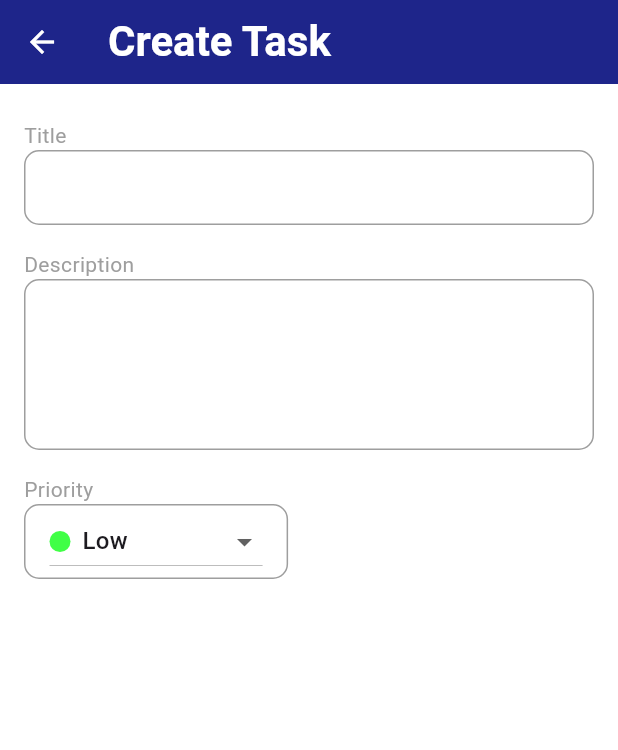
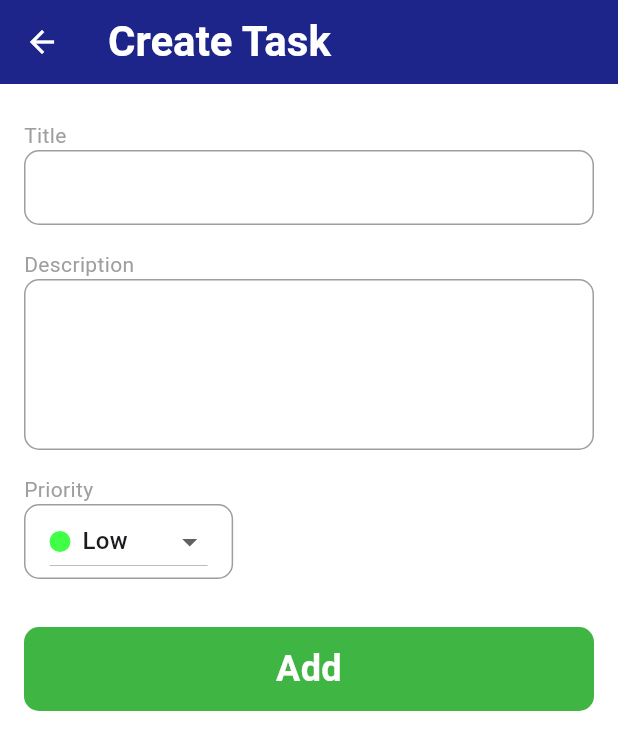
Before and after one commit to Guilherme-Calland/fibbo_gerenciador_de_tarefas, a Flutter app: the CreateTaskPage screen opened by its route, on a phone screen of 412 x 824 dp. Shown: the top 750 px of the screen. Run offline on Flutter 3.47's test engine with Material 3 defaults, Android fonts, the phone set to English and light mode, and no system bars; our stand-ins replace dartz, dio, equatable; network calls fail.

Commit message:
create task form

```diff
--- a/lib/features/tasks/presentation/screens/create_task_page.dart
+++ b/lib/features/tasks/presentation/screens/create_task_page.dart
@@ -1,11 +1,10 @@
 import 'package:flutter/material.dart';
 import 'package:gerenciador_de_tarefas/core/constants/colors.dart';
-import 'package:gerenciador_de_tarefas/core/constants/decorations.dart';
-import 'package:gerenciador_de_tarefas/core/enums/priority.dart';
 import 'package:gerenciador_de_tarefas/features/tasks/domain/entities/task.dart';
 import 'package:gerenciador_de_tarefas/features/tasks/presentation/providers/create_task_provider.dart';
 import 'package:gerenciador_de_tarefas/features/tasks/presentation/widgets/app_text_input_field.dart';
-import 'package:gerenciador_de_tarefas/features/tasks/presentation/widgets/priority_widget.dart';
+import 'package:gerenciador_de_tarefas/features/tasks/presentation/widgets/priority_dropdown.dart';
+import 'package:gerenciador_de_tarefas/features/tasks/presentation/widgets/wide_button.dart';
 import 'package:provider/provider.dart';
 
 class CreateTaskPage extends StatelessWidget {
@@ -35,7 +34,8 @@ class CreateTaskPage extends StatelessWidget {
         padding: const EdgeInsets.symmetric(horizontal: 16.0),
         child: Consumer<CreateTaskProvider>(
           builder: (context, provider, _) {
-            return Column(
+            return SingleChildScrollView(
+              child: Column(
                 crossAxisAlignment: CrossAxisAlignment.start,
                 children: [
                   const SizedBox(height: 24.0),
@@ -53,34 +53,20 @@ class CreateTaskPage extends StatelessWidget {
                   ),
                   const SizedBox(height: 16.0),
                   const Text("Priority", style: TextStyle(color: AppColors.borderColor),),
-                Container(
-                  padding: const EdgeInsets.symmetric(horizontal: 16.0),
-                  decoration: BoxDecoration(
-                    borderRadius: AppDecorations.borderRadiusSmall,
-                    border: Border.all(color: AppColors.borderColor)
+                  ProrityDropdown(
+                    value: provider.priority,
+                    onChanged: provider.onPriorityChanged,
                   ),
-                  child: DropdownButton<TaskPriority>(
-                    dropdownColor: AppColors.backgroundColor,
-                    elevation: 0,
-                    value: provider.priority,
-                    hint: const Text('Select an option'),
-                    items: TaskPriority.values
-                        .map<DropdownMenuItem<TaskPriority>>((TaskPriority value) {
-                      return DropdownMenuItem<TaskPriority>(
-                        value: value,
-                        child: Row(
-                          children: [
-                            PriorityWidget(value),
-                            const SizedBox(width: 8.0),
-                            Text(value.label),
+                  const SizedBox(height: 32.0),
+                  WideButton(
+                    height: 56,
+                    fontSize: 24,
+                    label: task == null ? 'Add' : 'Edit',
+                    onTap: () {},
+                    color: AppColors.addHighlight,
+                  )
               ],
               ),
-                      );
-                    }).toList(),
-                    onChanged: provider.onPriorityChanged,
-                  ),
-                ),
-              ],
             );
           }
         ),
--- /dev/null
+++ b/lib/features/tasks/presentation/widgets/priority_dropdown.dart
@@ -0,0 +1,47 @@
+
+import 'package:flutter/material.dart';
+import 'package:gerenciador_de_tarefas/core/constants/colors.dart';
+import 'package:gerenciador_de_tarefas/core/constants/decorations.dart';
+import 'package:gerenciador_de_tarefas/core/enums/priority.dart';
+import 'package:gerenciador_de_tarefas/features/tasks/presentation/widgets/priority_widget.dart';
+
+class ProrityDropdown extends StatelessWidget {
+  const ProrityDropdown({
+    super.key,
+    required this.value,
+    required this.onChanged,
+  });
+
+  final TaskPriority value;
+  final Function(TaskPriority?) onChanged;
+
+  @override
+  Widget build(BuildContext context) {
+    return Container(
+      padding: const EdgeInsets.symmetric(horizontal: 16.0),
+      decoration: BoxDecoration(
+        borderRadius: AppDecorations.borderRadiusSmall,
+        border: Border.all(color: AppColors.borderColor)
+      ),
+      child: DropdownButton<TaskPriority>(
+        dropdownColor: AppColors.backgroundColor,
+        value: value,
+        items: TaskPriority.values
+            .map<DropdownMenuItem<TaskPriority>>((TaskPriority value) {
+          return DropdownMenuItem<TaskPriority>(
+            value: value,
+            child: Row(
+              children: [
+                PriorityWidget(value),
+                const SizedBox(width: 8.0),
+                Text(value.label),
+              ],
+            ),
+          );
+        }).toList(),
+        onChanged: onChanged,
+        borderRadius: AppDecorations.borderRadiusSmall,
+      ),
+    );
+  }
+}
--- a/lib/features/tasks/presentation/widgets/wide_button.dart
+++ b/lib/features/tasks/presentation/widgets/wide_button.dart
@@ -9,18 +9,23 @@ class WideButton extends StatelessWidget {
     required this.onTap,
     required this.color,
     this.transparentAndBordered = false,
+    this.height,
+    this.fontSize
   });
 
   final String label;
   final Function() onTap;
   final Color color;
   final bool transparentAndBordered;
+  final double? height;
+  final double? fontSize;
 
   @override
   Widget build(BuildContext context) {
     return GestureDetector(
       onTap: onTap,
       child: Container(
+        height: height,
         width: double.infinity,
         padding: const EdgeInsets.symmetric(horizontal: 8.0, vertical: 4.0),
         decoration:  BoxDecoration(
@@ -28,16 +33,18 @@ class WideButton extends StatelessWidget {
           borderRadius: AppDecorations.borderRadiusSmall,
           border: transparentAndBordered ? Border.all(color: color) : null
         ),
+        child: Center(
           child: Text(
             label,
             style: TextStyle(
               color: transparentAndBordered ? color : Colors.white,
-            fontSize: 18,
+              fontSize: fontSize ?? 18,
               fontWeight: transparentAndBordered ? null : FontWeight.bold,
             ),
             textAlign: TextAlign.center,
           ),
         ),
+      ),
     );
   }
 }
```
Lines whose indentation alone changed are shown as unchanged.
